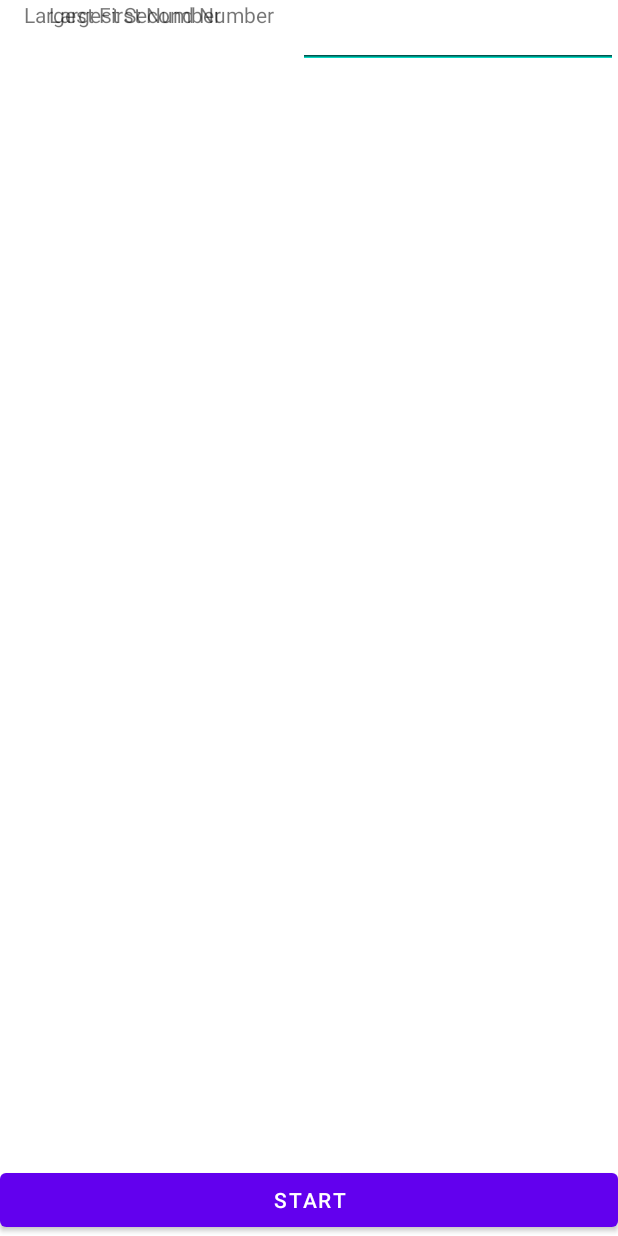
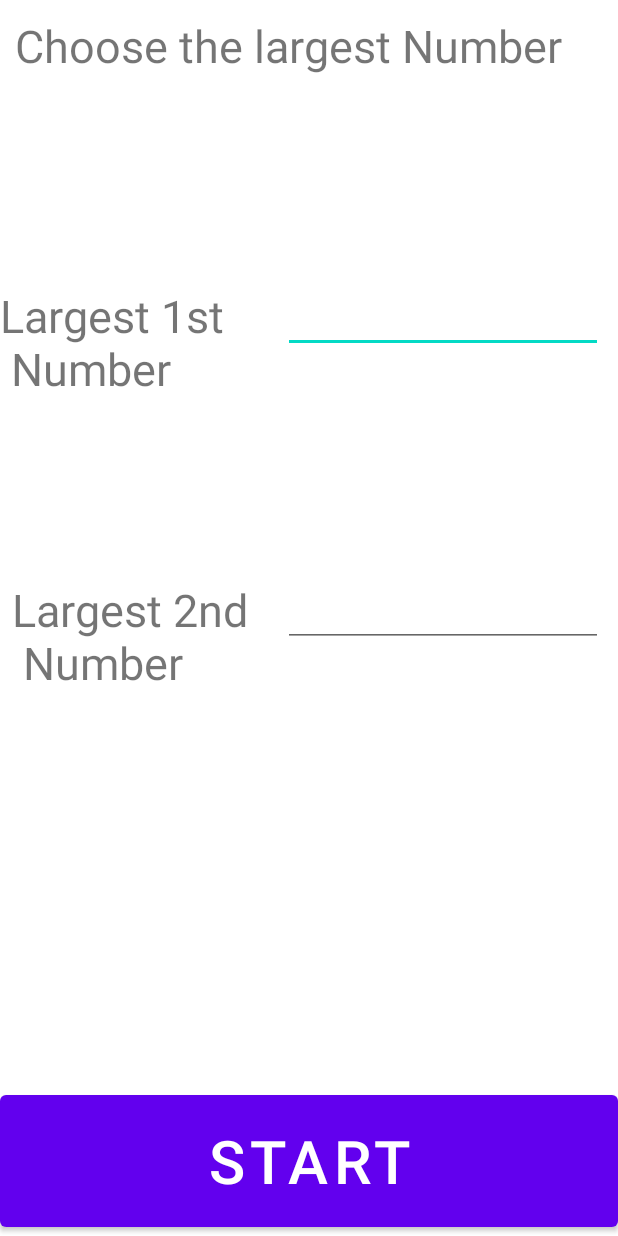
Before and after one commit to ccheung62/Android4SymbolMath, an Android app: the layout number_range.xml on its own in the app's theme, with its tools: preview values and no code run, on a phone screen of 412 x 824 dp. Run offline under Robolectric (Android 15) with nearby library versions, the phone set to English and light mode, and no system bars.

Commit message:
choose number param

```diff
--- a/app/src/main/res/layout/number_range.xml
+++ b/app/src/main/res/layout/number_range.xml
@@ -6,49 +6,73 @@
     android:layout_height="match_parent">
 
     <TextView
-        android:id="@+id/textView"
+        android:id="@+id/FirstNumbertv"
         android:layout_width="wrap_content"
         android:layout_height="wrap_content"
-        android:layout_marginStart="16dp"
-        android:text="Largest First Number"
+        android:layout_marginTop="120dp"
+        android:text="Largest 1st\n Number"
+        android:textSize="30dp"
+        app:layout_constraintEnd_toStartOf="@+id/FirstNumber"
+        app:layout_constraintHorizontal_bias="0.0"
         app:layout_constraintStart_toStartOf="parent"
-        tools:layout_editor_absoluteY="183dp" />
-
-    <TextView
-        android:id="@+id/textView2"
-        android:layout_width="wrap_content"
-        android:layout_height="wrap_content"
-        android:layout_marginStart="16dp"
-        android:text="Largest Second Number"
-        app:layout_constraintEnd_toStartOf="@+id/editTextNumberSigned2"
-        app:layout_constraintStart_toStartOf="parent"
-        tools:layout_editor_absoluteY="457dp" />
+        app:layout_constraintTop_toBottomOf="@+id/numberRangeTitle" />
 
     <Button
         android:id="@+id/StartButton"
         android:layout_width="0dp"
-        android:layout_height="wrap_content"
+        android:layout_height="100dp"
         android:text="Start"
+        android:textSize="40dp"
         app:layout_constraintBottom_toBottomOf="parent"
         app:layout_constraintEnd_toEndOf="parent"
         app:layout_constraintStart_toStartOf="parent" />
 
+    <TextView
+        android:id="@+id/numberRangeTitle"
+        android:layout_width="0dp"
+        android:layout_height="60dp"
+        android:layout_marginStart="10dp"
+        android:layout_marginTop="10dp"
+        android:layout_marginEnd="10dp"
+        android:text="Choose the largest Number"
+        android:textSize="30dp"
+        app:layout_constraintEnd_toEndOf="parent"
+        app:layout_constraintHorizontal_bias="0.0"
+        app:layout_constraintStart_toStartOf="parent"
+        app:layout_constraintTop_toTopOf="parent" />
+
     <EditText
-        android:id="@+id/editTextNumberSigned"
+        android:id="@+id/FirstNumber"
         android:layout_width="wrap_content"
         android:layout_height="wrap_content"
+        android:layout_marginTop="120dp"
+        android:layout_marginEnd="10dp"
         android:ems="10"
-        android:inputType="numberSigned"
+        android:inputType="number"
         app:layout_constraintEnd_toEndOf="parent"
-        tools:layout_editor_absoluteY="183dp" />
+        app:layout_constraintTop_toBottomOf="@+id/numberRangeTitle" />
 
     <EditText
-        android:id="@+id/editTextNumberSigned2"
+        android:id="@+id/SecondNumber"
         android:layout_width="wrap_content"
         android:layout_height="wrap_content"
+        android:layout_marginEnd="10dp"
         android:ems="10"
-        android:inputType="numberSigned"
+        android:inputType="number"
         app:layout_constraintEnd_toEndOf="parent"
-        tools:layout_editor_absoluteY="440dp" />
+        app:layout_constraintHorizontal_bias="1.0"
+        app:layout_constraintStart_toEndOf="@+id/FirstNumbertv"
+        app:layout_constraintTop_toTopOf="@+id/SecondNumbertv" />
+
+    <TextView
+        android:id="@+id/SecondNumbertv"
+        android:layout_width="wrap_content"
+        android:layout_height="wrap_content"
+        android:layout_marginStart="8dp"
+        android:layout_marginTop="120dp"
+        android:text="Largest 2nd\n Number"
+        android:textSize="30dp"
+        app:layout_constraintStart_toStartOf="parent"
+        app:layout_constraintTop_toBottomOf="@+id/FirstNumbertv" />
 
 </androidx.constraintlayout.widget.ConstraintLayout>
```
